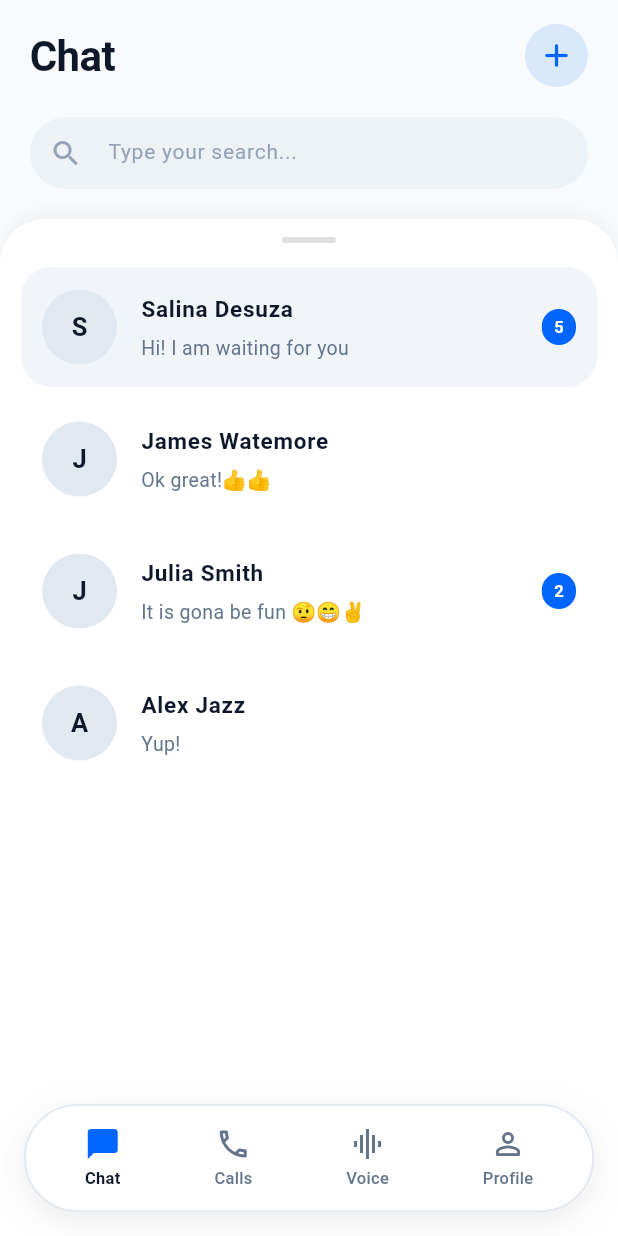
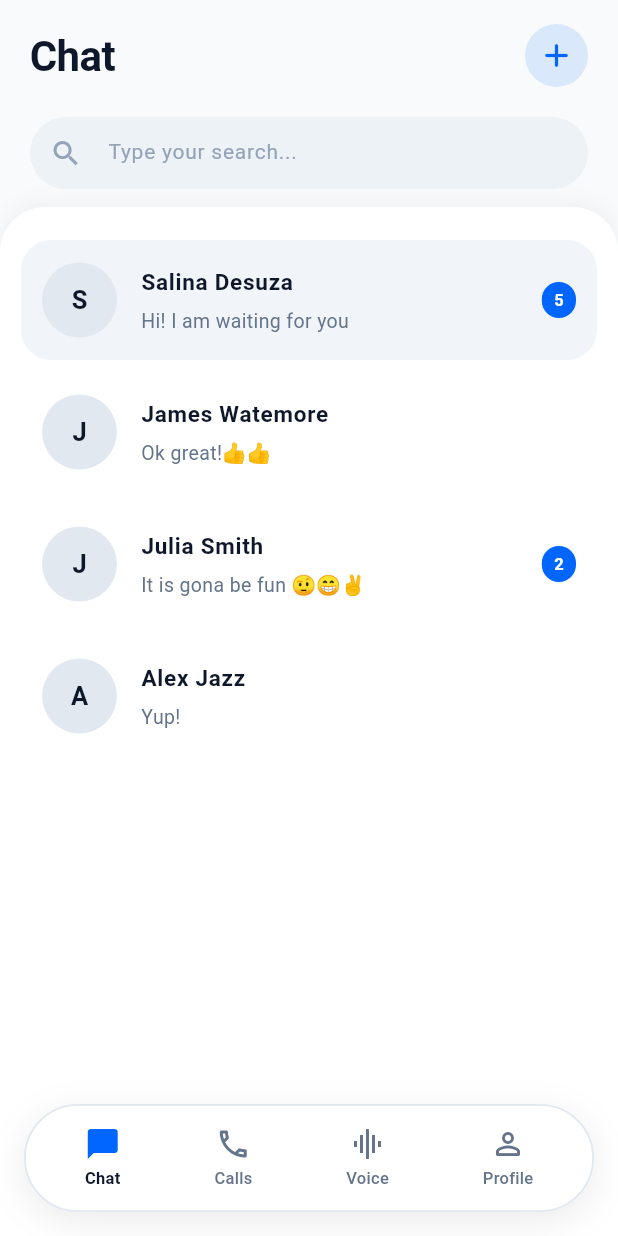
Before and after one commit to Virusboot/OurSpace, a Flutter app: the HomeScreen screen opened directly with empty values, on a phone screen of 412 x 824 dp. Run offline on Flutter 3.47's test engine with Material 3 defaults, Android fonts, the phone set to English and light mode, and no system bars; our stand-ins replace flutter_secure_storage, image_picker, local_auth; accounts and stored records are empty.

Commit message:
style(mobile_flutter): remove pill handle line below search bar and reduce vertical gap

```diff
--- a/mobile_flutter/lib/features/chat/presentation/screens/home_screen.dart
+++ b/mobile_flutter/lib/features/chat/presentation/screens/home_screen.dart
@@ -469,7 +469,6 @@ class _HomeScreenState extends State<HomeScreen> {
     final searchTxt = isDark ? Colors.white : const Color(0xFF0F172A);
     final searchHint = isDark ? const Color(0xFF6C727F) : const Color(0xFF94A3B8);
     final cardBg = isDark ? const Color(0xFF121317) : const Color(0xFFFFFFFF);
-    final handleColor = isDark ? Colors.white.withOpacity(0.12) : Colors.black.withOpacity(0.12);
     final itemSelectedBg = isDark ? const Color(0xFF1B1D23) : const Color(0xFFF1F5F9);
     final itemTxt = isDark ? Colors.white : const Color(0xFF0F172A);
     final itemSubtxt = isDark ? const Color(0xFF94A3B8) : const Color(0xFF64748B);
@@ -568,7 +567,7 @@ class _HomeScreenState extends State<HomeScreen> {
                 ),
               ),
             ),
-            const SizedBox(height: 14),
+            const SizedBox(height: 6),
 
             // CHAT LIST SECTION CONTAINER
             Expanded(
@@ -589,15 +588,7 @@ class _HomeScreenState extends State<HomeScreen> {
                 ),
                 child: Column(
                   children: [
-                    const SizedBox(height: 12),
-                    Container(
-                      width: 36,
-                      height: 4,
-                      decoration: BoxDecoration(
-                        color: handleColor,
-                        borderRadius: BorderRadius.circular(2),
-                      ),
-                    ),
+                    const SizedBox(height: 6),
                     const SizedBox(height: 8),
                     Expanded(
                       child: _activeTab == 0
```
Also changed, not shown: 1 other file.
